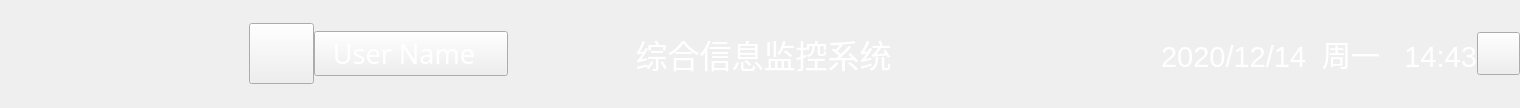
lijingping/hfIIMS, file hfIIMS/ui/maintitle.ui: the form before one commit.
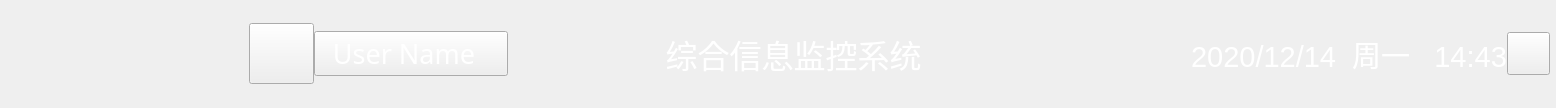
The form after the commit.

Patch:
```diff
--- a/hfIIMS/ui/maintitle.ui
+++ b/hfIIMS/ui/maintitle.ui
@@ -6,7 +6,7 @@
    <rect>
     <x>0</x>
     <y>0</y>
-    <width>1356</width>
+    <width>1556</width>
     <height>108</height>
    </rect>
   </property>
```
